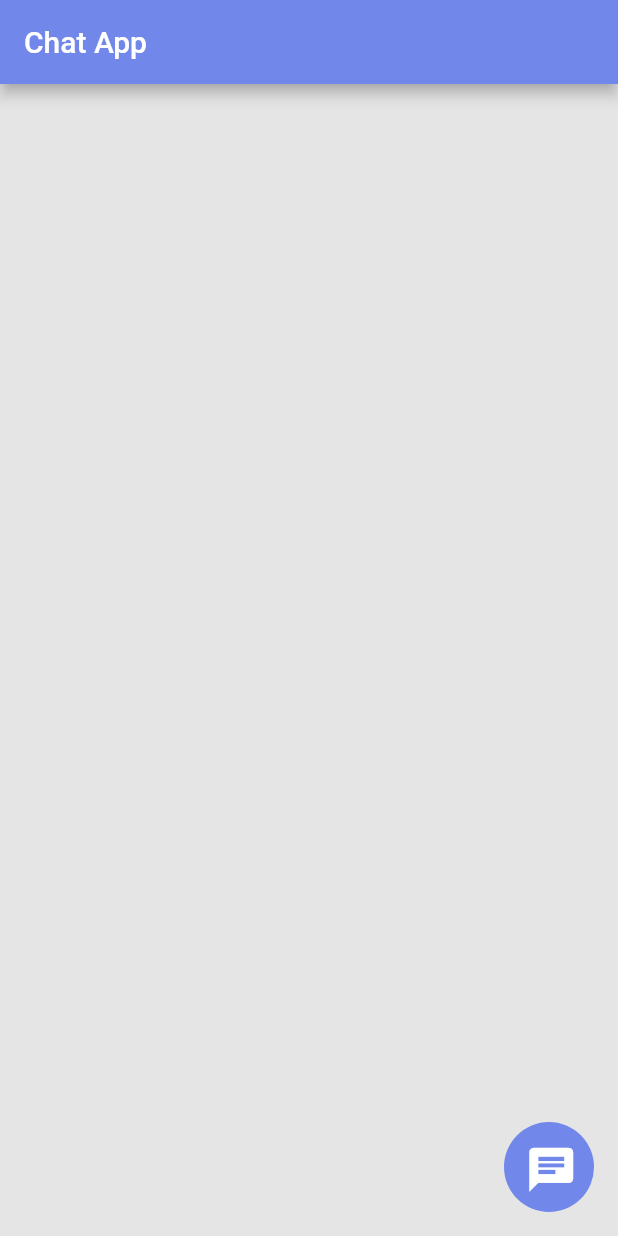
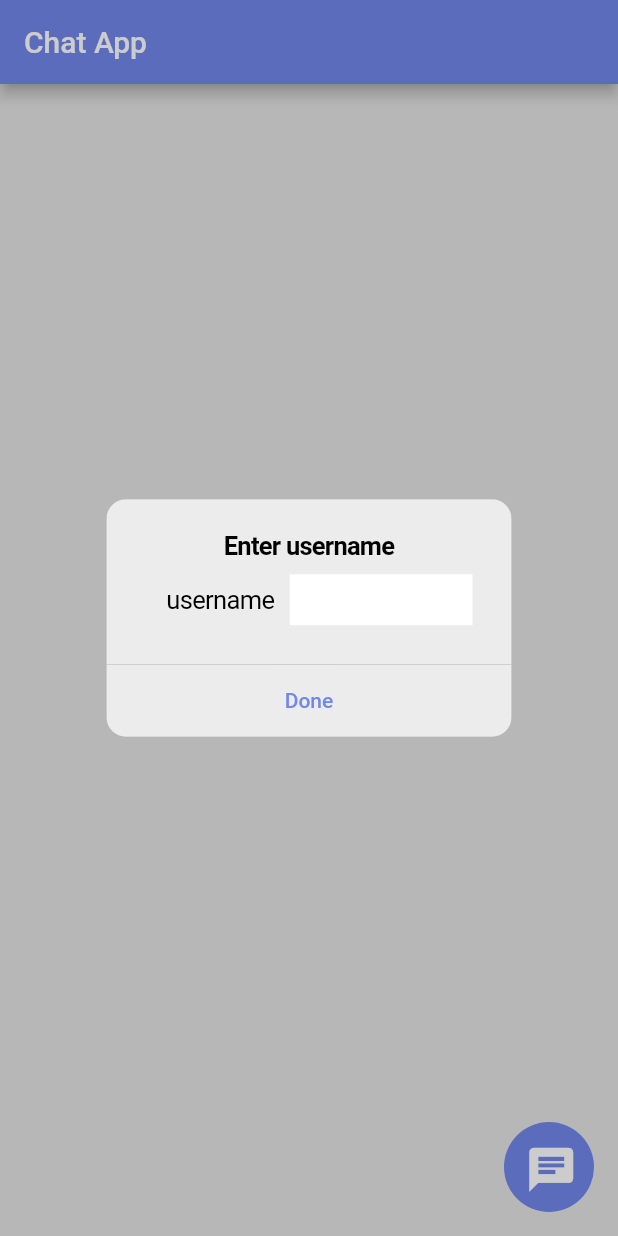
Before and after one commit to Netesh5/socket.io-Flutter, a Flutter app: the screen it shows after launch, on a phone screen of 412 x 824 dp. Run offline on Flutter 3.47's test engine with Material 2 defaults, Android fonts, the phone set to English and light mode, and no system bars; our stand-ins replace flutter_bloc, socket_io_client.

```diff
--- a/lib/main.dart
+++ b/lib/main.dart
@@ -1,6 +1,8 @@
 import 'package:chatapp/core/theme_manager/theme.dart';
-import 'package:chatapp/src/presentation/homepage/homepage.dart';
+import 'package:chatapp/src/presentation/homepage/bloc/username_cubit.dart';
+import 'package:chatapp/src/presentation/homepage/presentation/homepage.dart';
 import 'package:flutter/material.dart';
+import 'package:flutter_bloc/flutter_bloc.dart';
 
 void main() {
   runApp(const MyApp());
@@ -9,13 +11,19 @@ void main() {
 class MyApp extends StatelessWidget {
   const MyApp({super.key});
 
-  // This widget is the root of your application.
   @override
   Widget build(BuildContext context) {
-    return MaterialApp(
-      theme: themedata,
-      debugShowCheckedModeBanner: false,
-      home: const HomeScreen(),
+    return MultiBlocProvider(
+      providers: [
+        BlocProvider(
+          create: (context) => UsernameCubit(),
+        ),
+      ],
+      child: MaterialApp(
+        theme: themedata,
+        debugShowCheckedModeBanner: false,
+        home: const HomeScreen(),
+      ),
     );
   }
 }
--- /dev/null
+++ b/lib/src/presentation/homepage/bloc/username_cubit.dart
@@ -0,0 +1,10 @@
+import 'package:flutter_bloc/flutter_bloc.dart';
+
+enum Usernamestate { novalue, hasvalue }
+
+class UsernameCubit extends Cubit<Usernamestate> {
+  UsernameCubit() : super(Usernamestate.novalue);
+
+  void containValue() => emit(Usernamestate.hasvalue);
+  void novalue() => emit(Usernamestate.novalue);
+}
--- a/lib/src/presentation/homepage/homepage.dart
+++ /dev/null
@@ -1,29 +0,0 @@
-import 'package:chatapp/core/theme_manager/colors.dart';
-import 'package:chatapp/widgets/customdialog.dart';
-
-import 'package:flutter/material.dart';
-
-class HomeScreen extends StatelessWidget {
-  const HomeScreen({Key? key}) : super(key: key);
-
-  @override
-  Widget build(BuildContext context) {
-    return Scaffold(
-      appBar: AppBar(
-        title: const Text("Chat App"),
-      ),
-      floatingActionButton: CircleAvatar(
-          backgroundColor: appBarColor,
-          radius: 30,
-          child: IconButton(
-              onPressed: () {
-                customDialog(context);
-              },
-              icon: const Icon(
-                Icons.chat,
-                color: Colors.white,
-                size: 35,
-              ))),
-    );
-  }
-}
--- /dev/null
+++ b/lib/src/presentation/homepage/presentation/homepage.dart
@@ -0,0 +1,46 @@
+import 'package:chatapp/core/theme_manager/colors.dart';
+
+import 'package:chatapp/widgets/customdialog.dart';
+
+import 'package:flutter/material.dart';
+
+class HomeScreen extends StatefulWidget {
+  const HomeScreen({Key? key}) : super(key: key);
+
+  @override
+  State<HomeScreen> createState() => _HomeScreenState();
+}
+
+class _HomeScreenState extends State<HomeScreen> {
+  @override
+  void initState() {
+    Future.delayed(const Duration(seconds: 1), () {
+      customUsernameDialog(context);
+    });
+
+    super.initState();
+  }
+
+  @override
+  Widget build(BuildContext context) {
+    return Scaffold(
+        appBar: AppBar(
+          title: const Text("Chat App"),
+        ),
+        floatingActionButton: CircleAvatar(
+            backgroundColor: appBarColor,
+            radius: 30,
+            child: IconButton(
+                onPressed: () {
+                  customDialog(context);
+                },
+                icon: const Icon(
+                  Icons.chat,
+                  color: Colors.white,
+                  size: 35,
+                ))),
+        body: Center(
+          child: Text("Welcome, $username"),
+        ));
+  }
+}
--- a/lib/widgets/customdialog.dart
+++ b/lib/widgets/customdialog.dart
@@ -3,6 +3,8 @@ import 'package:chatapp/src/presentation/groupage/grouppage.dart';
 import 'package:chatapp/widgets/textformfield.dart';
 import 'package:flutter/cupertino.dart';
 import 'package:flutter/material.dart';
+
+String username = "";
 
 customDialog(BuildContext context) {
   return showCupertinoDialog(
@@ -17,6 +19,7 @@ customDialog(BuildContext context) {
           content: CustomTextFormField(
             controller: groupNameTextEditingController,
             formkey: groupChatNameFormkey,
+            isuername: false,
           ),
           actions: [
             TextButton(
@@ -46,3 +49,31 @@ customDialog(BuildContext context) {
         );
       });
 }
+
+customUsernameDialog(context) {
+  return showCupertinoDialog(
+      context: context,
+      builder: (contex) {
+        return CupertinoAlertDialog(
+          title: const Text("Enter username"),
+          content: CustomTextFormField(
+            controller: usernameTextEditingController,
+            formkey: usernameFormkey,
+            isuername: true,
+          ),
+          actions: [
+            TextButton(
+                onPressed: () {
+                  if (usernameFormkey.currentState!.validate()) {
+                    Navigator.of(context).pop();
+                    username = usernameTextEditingController.text;
+                  }
+                },
+                child: const Text(
+                  "Done",
+                  style: TextStyle(color: textPurpleColor),
+                ))
+          ],
+        );
+      });
+}
--- a/lib/widgets/textformfield.dart
+++ b/lib/widgets/textformfield.dart
@@ -4,29 +4,40 @@ import 'package:flutter/material.dart';
 
 TextEditingController groupNameTextEditingController = TextEditingController();
 TextEditingController chatTextEditingController = TextEditingController();
-String? groupChatName;
+TextEditingController usernameTextEditingController = TextEditingController();
+String groupChatName = groupNameTextEditingController.text;
 final groupChatNameFormkey = GlobalKey<FormState>();
 final chatFormkey = GlobalKey<FormState>();
+final usernameFormkey = GlobalKey<FormState>();
 
 class CustomTextFormField extends StatelessWidget {
   const CustomTextFormField(
-      {super.key, required this.controller, required this.formkey});
+      {super.key,
+      required this.controller,
+      required this.formkey,
+      required this.isuername,
+      this.prefix});
   final TextEditingController controller;
   final GlobalKey<FormState> formkey;
+  final Widget? prefix;
+  final bool isuername;
   @override
   Widget build(BuildContext context) {
     return Form(
       key: formkey,
       child: CupertinoTextFormFieldRow(
+        prefix: isuername
+            ? const Padding(
+                padding: EdgeInsets.only(right: 10),
+                child: Text("username"),
+              )
+            : prefix,
         cursorColor: iconPurpleColor,
         decoration: const BoxDecoration(color: Colors.white),
         controller: controller,
         textInputAction: TextInputAction.newline,
         maxLines: 5,
         minLines: 1,
-        onChanged: (value) {
-          groupChatName = groupNameTextEditingController.text;
-        },
         validator: (value) {
           if (value!.isEmpty) {
             return "Field cannot be empty";
--- a/pubspec.yaml
+++ b/pubspec.yaml
@@ -36,6 +36,8 @@ dependencies:
   # Use with the CupertinoIcons class for iOS style icons.
   cupertino_icons: ^1.0.2
   socket_io_client: ^2.0.1
+  flutter_bloc: ^8.1.2
+  intl: ^0.18.0
 
 dev_dependencies:
   flutter_test:
```
Also changed, not shown: lib/data/local/socket_io.dart (+29 -4 lines), lib/data/model/msg_model.dart (added, +18 -0 lines), lib/src/presentation/groupage/grouppage.dart (+34 -3 lines), lib/widgets/other_msg.dart (added, +40 -0 lines), lib/widgets/own_msg.dart (added, +41 -0 lines), pubspec.lock.
